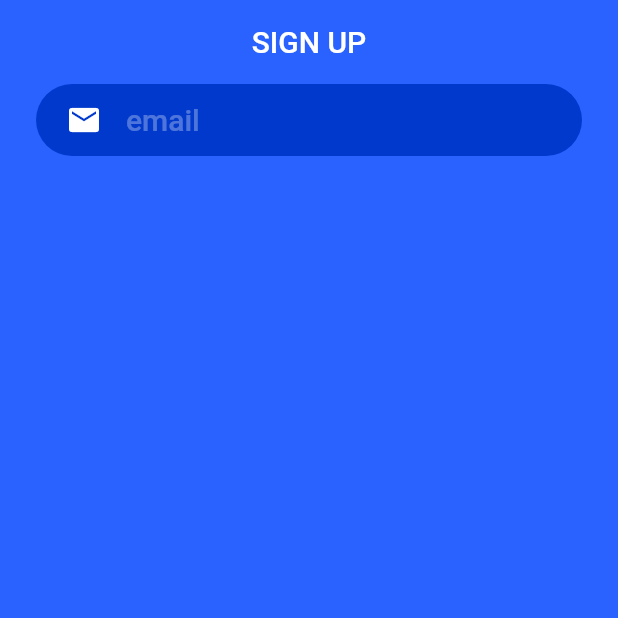
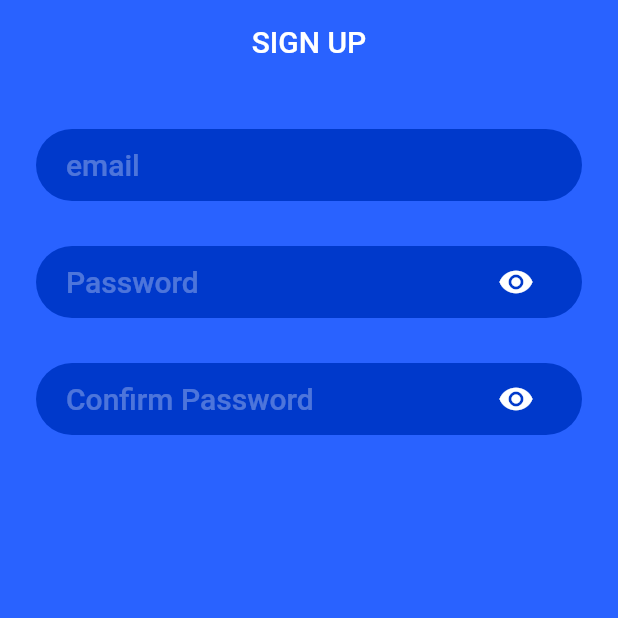
Before and after one commit to simonpojok/ideal, a Flutter app: the screen it shows after launch, on a phone screen of 412 x 824 dp, the top half of it. Run offline on Flutter 3.47's test engine with Material 2 defaults, Android fonts, the phone set to English and light mode, and no system bars; our stand-ins replace firebase_auth, firebase_core; missing offline and left inert: dart:ffi; accounts and stored records are empty.

Commit message:
working on the text inputs and now adding the button

```diff
--- a/lib/screens/signup/signup_screen.dart
+++ b/lib/screens/signup/signup_screen.dart
@@ -1,3 +1,5 @@
+import 'dart:ffi';
+
 import 'package:flutter/material.dart';
 import 'package:peer2peer/screens/signup/signup_bloc.dart';
 import 'package:peer2peer/services/firebase/FirebaseAuthenticationService.dart';
@@ -13,6 +15,7 @@ class SignUpScreen extends StatefulWidget {
 
 class _SignUpScreenState extends State<SignUpScreen> {
   late SignUpBloc _signUpBloc;
+  bool showPassword = false;
 
   @override
   void initState() {
@@ -46,7 +49,35 @@ class _SignUpScreenState extends State<SignUpScreen> {
               stream: _signUpBloc.email,
               sink: _signUpBloc.emailChanged,
               iconData: Icons.email,
-            )
+            ),
+            EditText(
+              hintText: 'Password',
+              stream: _signUpBloc.password,
+              sink: _signUpBloc.passwordChanged,
+              iconData: Icons.email,
+              obscureText: true,
+              showText: showPassword,
+              keyboardType: TextInputType.text,
+              onShowText: () {
+                setState(() {
+                  showPassword = !showPassword;
+                });
+              },
+            ),
+            EditText(
+              hintText: 'Confirm Password',
+              stream: _signUpBloc.passwordConfirmation,
+              sink: _signUpBloc.passwordConfirmationChanged,
+              iconData: Icons.email,
+              obscureText: true,
+              showText: showPassword,
+              keyboardType: TextInputType.text,
+              onShowText: () {
+                setState(() {
+                  showPassword = !showPassword;
+                });
+              },
+            ),
           ],
         ),
       ),
@@ -60,14 +91,20 @@ class EditText extends StatelessWidget {
   final String hintText;
   final IconData iconData;
   final bool obscureText;
-  const EditText(
-      {Key? key,
+  final bool showText;
+  final TextInputType keyboardType;
+  final VoidCallback? onShowText;
+  const EditText({
+    Key? key,
     required this.stream,
     required this.sink,
     required this.hintText,
     required this.iconData,
-      this.obscureText = false})
-      : super(key: key);
+    this.obscureText = false,
+    this.keyboardType = TextInputType.emailAddress,
+    this.showText = false,
+    this.onShowText,
+  }) : super(key: key);
 
   @override
   Widget build(BuildContext context) {
@@ -75,20 +112,27 @@ class EditText extends StatelessWidget {
       stream: stream,
       builder: (BuildContext context, AsyncSnapshot snapshot) {
         return Container(
+          margin: EdgeInsets.only(top: 30),
           child: Column(
             crossAxisAlignment: CrossAxisAlignment.start,
             children: [
               Container(
-                  padding: EdgeInsets.only(left: 20, right: 10),
+                padding: EdgeInsets.only(left: 20, right: 20),
                 decoration: BoxDecoration(
                     color: kPrimaryDarkColor,
                     borderRadius: BorderRadius.circular(25)),
                 child: TextFormField(
                   decoration: InputDecoration(
-                      icon: Icon(
-                        iconData,
+                    suffixIcon: InkWell(
+                        onTap: onShowText,
+                        child: Icon(
+                          obscureText
+                              ? showText
+                                  ? Icons.visibility_off
+                                  : Icons.visibility
+                              : null,
                           color: Colors.white,
-                      ),
+                        )),
                     hintText: hintText,
                     border: InputBorder.none,
                     hintStyle: Theme.of(context)
@@ -101,7 +145,8 @@ class EditText extends StatelessWidget {
                       .headline6!
                       .copyWith(color: kPrimaryTextColor),
                   onChanged: sink.add,
-                    obscureText: obscureText,
+                  obscureText: obscureText && !showText,
+                  keyboardType: keyboardType,
                 ),
               ),
               if (snapshot.error != null)
@@ -118,6 +163,7 @@ class EditText extends StatelessWidget {
             ],
           ),
         );
-        });
+      },
+    );
   }
 }
```
Lines whose indentation alone changed are shown as unchanged.
